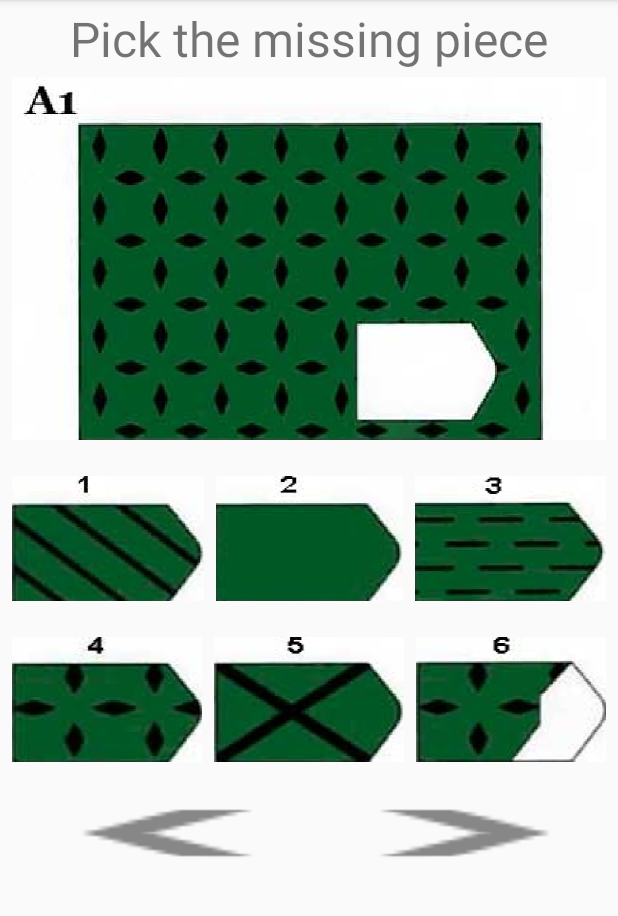
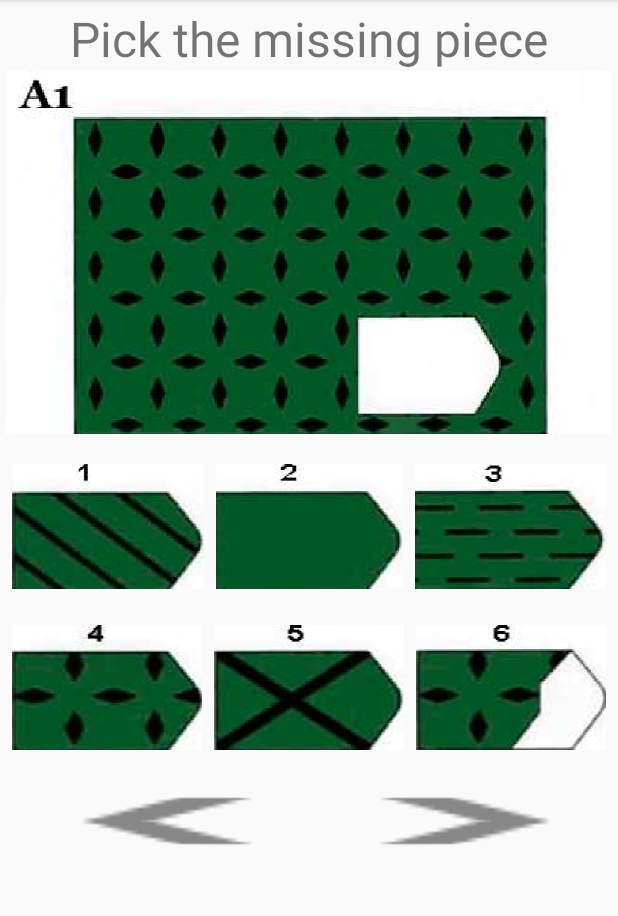
Before and after one commit to Ro-JA/TestRovena, an Android app: the screen it shows after launch (MainActivity), on a phone screen of 412 x 824 dp, the part 84-1000 px from its top. Run offline under Robolectric (Android 15) with nearby library versions, the phone set to English and light mode, and no system bars.

Commit message:
corrected padding 2

```diff
--- a/app/src/main/res/layout/activity_main.xml
+++ b/app/src/main/res/layout/activity_main.xml
@@ -20,8 +20,7 @@
         android:id="@+id/image_view"
         android:layout_width="match_parent"
         android:layout_height="wrap_content"
-        android:background="@drawable/slice_1"
-        android:layout_margin="@dimen/padding_4"/>
+        android:background="@drawable/slice_1" />
 
     <LinearLayout
         android:layout_width="match_parent"
```
